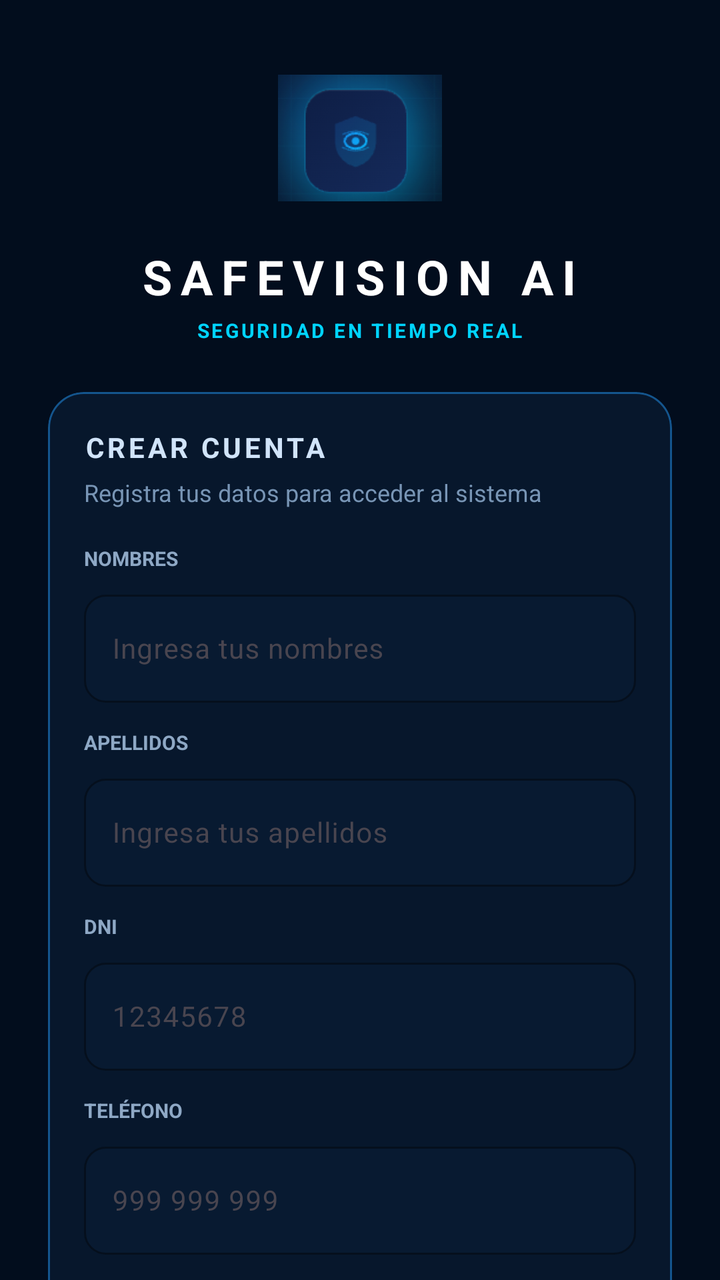
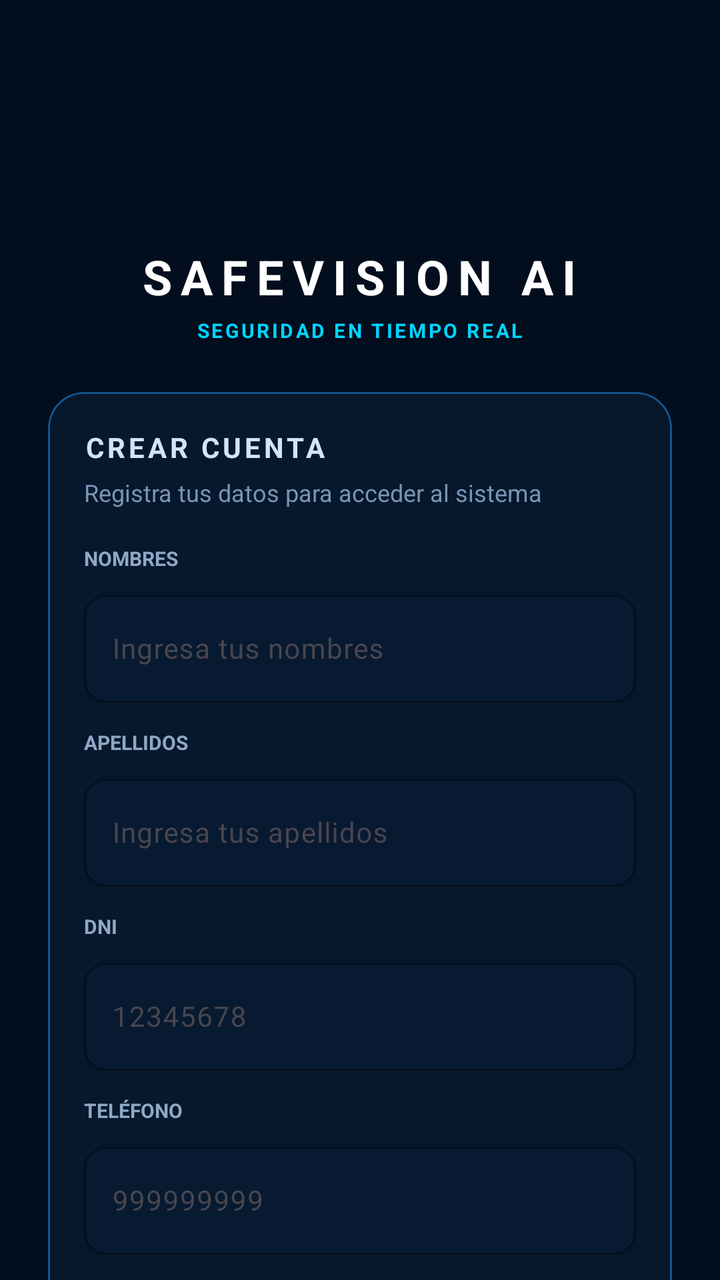

Screens rendered from an Android XML layout before and after an edit, with the pre-edit source and the edit as a unified diff.
<!-- AndroidManifest.xml: application theme Theme.SafeVisionAI -->
<!-- res/layout/activity_registro.xml -->
<?xml version="1.0" encoding="utf-8"?>
<ScrollView xmlns:android="http://schemas.android.com/apk/res/android"
    xmlns:app="http://schemas.android.com/apk/res-auto"
    android:layout_width="match_parent"
    android:layout_height="match_parent"
    android:background="#020D1D"
    android:fillViewport="true"
    android:scrollbars="none">

    <LinearLayout
        android:layout_width="match_parent"
        android:layout_height="wrap_content"
        android:orientation="vertical"
        android:paddingStart="24dp"
        android:paddingTop="28dp"
        android:paddingEnd="24dp"
        android:paddingBottom="30dp">

        
        <ImageView
            android:id="@+id/imgLogoRegistro"
            android:layout_width="82dp"
            android:layout_height="82dp"
            android:layout_gravity="center_horizontal"
            android:contentDescription="Logo SafeVision AI"
            android:scaleType="fitCenter"
            android:src="@drawable/safevision_logo" />

        
        <TextView
            android:layout_width="wrap_content"
            android:layout_height="wrap_content"
            android:layout_gravity="center_horizontal"
            android:layout_marginTop="12dp"
            android:letterSpacing="0.18"
            android:text="SAFEVISION AI"
            android:textColor="#FFFFFF"
            android:textSize="24sp"
            android:textStyle="bold" />

        
        <TextView
            android:layout_width="wrap_content"
            android:layout_height="wrap_content"
            android:layout_gravity="center_horizontal"
            android:layout_marginTop="4dp"
            android:letterSpacing="0.12"
            android:text="SEGURIDAD EN TIEMPO REAL"
            android:textColor="#00D4FF"
            android:textSize="10sp"
            android:textStyle="bold" />

        
        <com.google.android.material.card.MaterialCardView
            android:layout_width="match_parent"
            android:layout_height="wrap_content"
            android:layout_marginTop="24dp"
            app:cardBackgroundColor="#07172C"
            app:cardCornerRadius="18dp"
            app:cardElevation="0dp"
            app:strokeColor="#14558D"
            app:strokeWidth="1dp">

            <LinearLayout
                android:layout_width="match_parent"
                android:layout_height="wrap_content"
                android:orientation="vertical"
                android:padding="18dp">

                <TextView
                    android:layout_width="wrap_content"
                    android:layout_height="wrap_content"
                    android:letterSpacing="0.12"
                    android:text="CREAR CUENTA"
                    android:textColor="#D1E4FA"
                    android:textSize="14sp"
                    android:textStyle="bold" />

                <TextView
                    android:layout_width="wrap_content"
                    android:layout_height="wrap_content"
                    android:layout_marginTop="5dp"
                    android:layout_marginBottom="18dp"
                    android:text="Registra tus datos para acceder al sistema"
                    android:textColor="#7895B5"
                    android:textSize="12sp" />


                

                <TextView
                    android:layout_width="wrap_content"
                    android:layout_height="wrap_content"
                    android:layout_marginBottom="6dp"
                    android:text="NOMBRES"
                    android:textColor="#8EA8C5"
                    android:textSize="10sp"
                    android:textStyle="bold" />

                <com.google.android.material.textfield.TextInputLayout
                    android:layout_width="match_parent"
                    android:layout_height="wrap_content"
                    app:boxBackgroundColor="#081A31"
                    app:boxBackgroundMode="outline"
                    app:boxCornerRadiusBottomEnd="11dp"
                    app:boxCornerRadiusBottomStart="11dp"
                    app:boxCornerRadiusTopEnd="11dp"
                    app:boxCornerRadiusTopStart="11dp"
                    app:boxStrokeColor="#1766A5"
                    app:boxStrokeWidth="1dp"
                    app:boxStrokeWidthFocused="2dp">

                    <com.google.android.material.textfield.TextInputEditText
                        android:id="@+id/txtNombres"
                        android:layout_width="match_parent"
                        android:layout_height="54dp"
                        android:hint="Ingresa tus nombres"
                        android:inputType="textCapWords"
                        android:maxLines="1"
                        android:paddingStart="14dp"
                        android:paddingEnd="14dp"
                        android:textColor="#FFFFFF"
                        android:textColorHint="#58728F"
                        android:textSize="14sp" />

                </com.google.android.material.textfield.TextInputLayout>


                

                <TextView
                    android:layout_width="wrap_content"
                    android:layout_height="wrap_content"
                    android:layout_marginTop="13dp"
                    android:layout_marginBottom="6dp"
                    android:text="APELLIDOS"
                    android:textColor="#8EA8C5"
                    android:textSize="10sp"
                    android:textStyle="bold" />

                <com.google.android.material.textfield.TextInputLayout
                    android:layout_width="match_parent"
                    android:layout_height="wrap_content"
                    app:boxBackgroundColor="#081A31"
                    app:boxBackgroundMode="outline"
                    app:boxCornerRadiusBottomEnd="11dp"
                    app:boxCornerRadiusBottomStart="11dp"
                    app:boxCornerRadiusTopEnd="11dp"
                    app:boxCornerRadiusTopStart="11dp"
                    app:boxStrokeColor="#1766A5">

                    <com.google.android.material.textfield.TextInputEditText
                        android:id="@+id/txtApellidos"
                        android:layout_width="match_parent"
                        android:layout_height="54dp"
                        android:hint="Ingresa tus apellidos"
                        android:inputType="textCapWords"
                        android:maxLines="1"
                        android:paddingStart="14dp"
                        android:paddingEnd="14dp"
                        android:textColor="#FFFFFF"
                        android:textColorHint="#58728F"
                        android:textSize="14sp" />

                </com.google.android.material.textfield.TextInputLayout>


                

                <TextView
                    android:layout_width="wrap_content"
                    android:layout_height="wrap_content"
                    android:layout_marginTop="13dp"
                    android:layout_marginBottom="6dp"
                    android:text="DNI"
                    android:textColor="#8EA8C5"
                    android:textSize="10sp"
                    android:textStyle="bold" />

                <com.google.android.material.textfield.TextInputLayout
                    android:layout_width="match_parent"
                    android:layout_height="wrap_content"
                    app:boxBackgroundColor="#081A31"
                    app:boxBackgroundMode="outline"
                    app:boxCornerRadiusBottomEnd="11dp"
                    app:boxCornerRadiusBottomStart="11dp"
                    app:boxCornerRadiusTopEnd="11dp"
                    app:boxCornerRadiusTopStart="11dp"
                    app:boxStrokeColor="#1766A5">

                    <com.google.android.material.textfield.TextInputEditText
                        android:id="@+id/txtDni"
                        android:layout_width="match_parent"
                        android:layout_height="54dp"
                        android:hint="12345678"
                        android:inputType="number"
                        android:maxLength="8"
                        android:maxLines="1"
                        android:paddingStart="14dp"
                        android:paddingEnd="14dp"
                        android:textColor="#FFFFFF"
                        android:textColorHint="#58728F"
                        android:textSize="14sp" />

                </com.google.android.material.textfield.TextInputLayout>


                

                <TextView
                    android:layout_width="wrap_content"
                    android:layout_height="wrap_content"
                    android:layout_marginTop="13dp"
                    android:layout_marginBottom="6dp"
                    android:text="TELÉFONO"
                    android:textColor="#8EA8C5"
                    android:textSize="10sp"
                    android:textStyle="bold" />

                <com.google.android.material.textfield.TextInputLayout
                    android:layout_width="match_parent"
                    android:layout_height="wrap_content"
                    app:boxBackgroundColor="#081A31"
                    app:boxBackgroundMode="outline"
                    app:boxCornerRadiusBottomEnd="11dp"
                    app:boxCornerRadiusBottomStart="11dp"
                    app:boxCornerRadiusTopEnd="11dp"
                    app:boxCornerRadiusTopStart="11dp"
                    app:boxStrokeColor="#1766A5">

                    <com.google.android.material.textfield.TextInputEditText
                        android:id="@+id/txtTelefono"
                        android:layout_width="match_parent"
                        android:layout_height="54dp"
                        android:hint="999 999 999"
                        android:inputType="phone"
                        android:maxLength="9"
                        android:maxLines="1"
                        android:paddingStart="14dp"
                        android:paddingEnd="14dp"
                        android:textColor="#FFFFFF"
                        android:textColorHint="#58728F"
                        android:textSize="14sp" />

                </com.google.android.material.textfield.TextInputLayout>


                

                <TextView
                    android:layout_width="wrap_content"
                    android:layout_height="wrap_content"
                    android:layout_marginTop="13dp"
                    android:layout_marginBottom="6dp"
                    android:text="CORREO ELECTRÓNICO"
                    android:textColor="#8EA8C5"
                    android:textSize="10sp"
                    android:textStyle="bold" />

                <com.google.android.material.textfield.TextInputLayout
                    android:layout_width="match_parent"
                    android:layout_height="wrap_content"
                    app:boxBackgroundColor="#081A31"
                    app:boxBackgroundMode="outline"
                    app:boxCornerRadiusBottomEnd="11dp"
                    app:boxCornerRadiusBottomStart="11dp"
                    app:boxCornerRadiusTopEnd="11dp"
                    app:boxCornerRadiusTopStart="11dp"
                    app:boxStrokeColor="#1766A5">

                    <com.google.android.material.textfield.TextInputEditText
                        android:id="@+id/txtCorreo"
                        android:layout_width="match_parent"
                        android:layout_height="54dp"
                        android:hint="usuario@empresa.com"
                        android:inputType="textEmailAddress"
                        android:maxLines="1"
                        android:paddingStart="14dp"
                        android:paddingEnd="14dp"
                        android:textColor="#FFFFFF"
                        android:textColorHint="#58728F"
                        android:textSize="14sp" />

                </com.google.android.material.textfield.TextInputLayout>


                

                <TextView
                    android:layout_width="wrap_content"
                    android:layout_height="wrap_content"
                    android:layout_marginTop="13dp"
                    android:layout_marginBottom="6dp"
                    android:text="CONTRASEÑA"
                    android:textColor="#8EA8C5"
                    android:textSize="10sp"
                    android:textStyle="bold" />

                <com.google.android.material.textfield.TextInputLayout
                    android:layout_width="match_parent"
                    android:layout_height="wrap_content"
                    app:boxBackgroundColor="#081A31"
                    app:boxBackgroundMode="outline"
                    app:boxCornerRadiusBottomEnd="11dp"
                    app:boxCornerRadiusBottomStart="11dp"
                    app:boxCornerRadiusTopEnd="11dp"
                    app:boxCornerRadiusTopStart="11dp"
                    app:boxStrokeColor="#1766A5"
                    app:endIconMode="password_toggle">

                    <com.google.android.material.textfield.TextInputEditText
                        android:id="@+id/txtPassword"
                        android:layout_width="match_parent"
                        android:layout_height="54dp"
                        android:hint="Crea una contraseña segura"
                        android:inputType="textPassword"
                        android:maxLines="1"
                        android:paddingStart="14dp"
                        android:textColor="#FFFFFF"
                        android:textColorHint="#58728F"
                        android:textSize="14sp" />

                </com.google.android.material.textfield.TextInputLayout>


                

                <TextView
                    android:layout_width="wrap_content"
                    android:layout_height="wrap_content"
                    android:layout_marginTop="13dp"
                    android:layout_marginBottom="6dp"
                    android:text="CONFIRMAR CONTRASEÑA"
                    android:textColor="#8EA8C5"
                    android:textSize="10sp"
                    android:textStyle="bold" />

                <com.google.android.material.textfield.TextInputLayout
                    android:layout_width="match_parent"
                    android:layout_height="wrap_content"
                    app:boxBackgroundColor="#081A31"
                    app:boxBackgroundMode="outline"
                    app:boxCornerRadiusBottomEnd="11dp"
                    app:boxCornerRadiusBottomStart="11dp"
                    app:boxCornerRadiusTopEnd="11dp"
                    app:boxCornerRadiusTopStart="11dp"
                    app:boxStrokeColor="#1766A5"
                    app:endIconMode="password_toggle">

                    <com.google.android.material.textfield.TextInputEditText
                        android:id="@+id/txtConfirmarPassword"
                        android:layout_width="match_parent"
                        android:layout_height="54dp"
                        android:hint="Repite tu contraseña"
                        android:inputType="textPassword"
                        android:maxLines="1"
                        android:paddingStart="14dp"
                        android:textColor="#FFFFFF"
                        android:textColorHint="#58728F"
                        android:textSize="14sp" />

                </com.google.android.material.textfield.TextInputLayout>


                

                <com.google.android.material.button.MaterialButton
                    android:id="@+id/btnRegistrar"
                    android:layout_width="match_parent"
                    android:layout_height="56dp"
                    android:layout_marginTop="22dp"
                    android:letterSpacing="0.12"
                    android:text="CREAR CUENTA"
                    android:textColor="#FFFFFF"
                    android:textSize="13sp"
                    android:textStyle="bold"
                    app:backgroundTint="#0A84FF"
                    app:cornerRadius="12dp" />


                

                <TextView
                    android:id="@+id/txtVolverLogin"
                    android:layout_width="wrap_content"
                    android:layout_height="48dp"
                    android:layout_gravity="center_horizontal"
                    android:layout_marginTop="9dp"
                    android:gravity="center"
                    android:paddingStart="8dp"
                    android:paddingEnd="8dp"
                    android:text="¿Ya tienes una cuenta? Iniciar sesión"
                    android:textColor="#00C8FF"
                    android:textSize="13sp" />

            </LinearLayout>

        </com.google.android.material.card.MaterialCardView>


        

        <TextView
            android:layout_width="wrap_content"
            android:layout_height="wrap_content"
            android:layout_gravity="center_horizontal"
            android:layout_marginTop="17dp"
            android:text="SafeVision AI v1.0 • Sistema Industrial EPP"
            android:textColor="#315477"
            android:textSize="10sp" />

    </LinearLayout>

</ScrollView>
<!-- resources referenced by this layout -->
<resources>
  <!-- drawable safevision_logo: png bitmap (drawable, 13281 bytes) -->
  <style name="Theme.SafeVisionAI" parent="Base.Theme.SafeVisionAI" />
  <style name="Base.Theme.SafeVisionAI" parent="Theme.Material3.DayNight.NoActionBar">
          
          
      </style>
</resources>

<!-- the commit's change to res/layout/activity_registro.xml (unified diff, before → after) -->
@@ -24,7 +24,7 @@
             android:layout_gravity="center_horizontal"
             android:contentDescription="Logo SafeVision AI"
             android:scaleType="fitCenter"
-            android:src="@drawable/safevision_logo" />
+            android:src="@mipmap/ic_launcher" />
 
         
         <TextView
@@ -85,9 +85,7 @@
                     android:textColor="#7895B5"
                     android:textSize="12sp" />
 
-
-                
-
+                
                 <TextView
                     android:layout_width="wrap_content"
                     android:layout_height="wrap_content"
@@ -125,9 +123,7 @@
 
                 </com.google.android.material.textfield.TextInputLayout>
 
-
-                
-
+                
                 <TextView
                     android:layout_width="wrap_content"
                     android:layout_height="wrap_content"
@@ -164,9 +160,7 @@
 
                 </com.google.android.material.textfield.TextInputLayout>
 
-
-                
-
+                
                 <TextView
                     android:layout_width="wrap_content"
                     android:layout_height="wrap_content"
@@ -204,9 +198,7 @@
 
                 </com.google.android.material.textfield.TextInputLayout>
 
-
-                
-
+                
                 <TextView
                     android:layout_width="wrap_content"
                     android:layout_height="wrap_content"
@@ -232,7 +224,7 @@
                         android:id="@+id/txtTelefono"
                         android:layout_width="match_parent"
                         android:layout_height="54dp"
-                        android:hint="999 999 999"
+                        android:hint="999999999"
                         android:inputType="phone"
                         android:maxLength="9"
                         android:maxLines="1"
@@ -244,9 +236,7 @@
 
                 </com.google.android.material.textfield.TextInputLayout>
 
-
-                
-
+                
                 <TextView
                     android:layout_width="wrap_content"
                     android:layout_height="wrap_content"
@@ -283,9 +273,7 @@
 
                 </com.google.android.material.textfield.TextInputLayout>
 
-
-                
-
+                
                 <TextView
                     android:layout_width="wrap_content"
                     android:layout_height="wrap_content"
@@ -322,9 +310,7 @@
 
                 </com.google.android.material.textfield.TextInputLayout>
 
-
-                
-
+                
                 <TextView
                     android:layout_width="wrap_content"
                     android:layout_height="wrap_content"
@@ -361,9 +347,7 @@
 
                 </com.google.android.material.textfield.TextInputLayout>
 
-
-                
-
+                
                 <com.google.android.material.button.MaterialButton
                     android:id="@+id/btnRegistrar"
                     android:layout_width="match_parent"
@@ -377,9 +361,7 @@
                     app:backgroundTint="#0A84FF"
                     app:cornerRadius="12dp" />
 
-
-                
-
+                
                 <TextView
                     android:id="@+id/txtVolverLogin"
                     android:layout_width="wrap_content"
@@ -397,9 +379,7 @@
 
         </com.google.android.material.card.MaterialCardView>
 
-
-        
-
+        
         <TextView
             android:layout_width="wrap_content"
             android:layout_height="wrap_content"
<!-- resource entries referenced after the edit -->
@@ -1,7 +1,14 @@
 <!-- resources referenced by this layout -->
 <resources>
-  <!-- drawable safevision_logo: png bitmap (drawable, 13281 bytes) -->
+  <!-- mipmap ic_launcher (mipmap-anydpi-v26) -->
+  <?xml version="1.0" encoding="utf-8"?>
+  <adaptive-icon xmlns:android="http://schemas.android.com/apk/res/android">
+      <background android:drawable="@drawable/ic_launcher_background"/>
+      <foreground android:drawable="@mipmap/ic_launcher_foreground"/>
+      <monochrome android:drawable="@mipmap/ic_launcher_foreground"/>
+  </adaptive-icon>
   <style name="Theme.SafeVisionAI" parent="Base.Theme.SafeVisionAI" />
+  <!-- drawable ic_launcher_background: vector/xml drawable (drawable, 4866 chars, omitted) -->
   <style name="Base.Theme.SafeVisionAI" parent="Theme.Material3.DayNight.NoActionBar">
           
           
